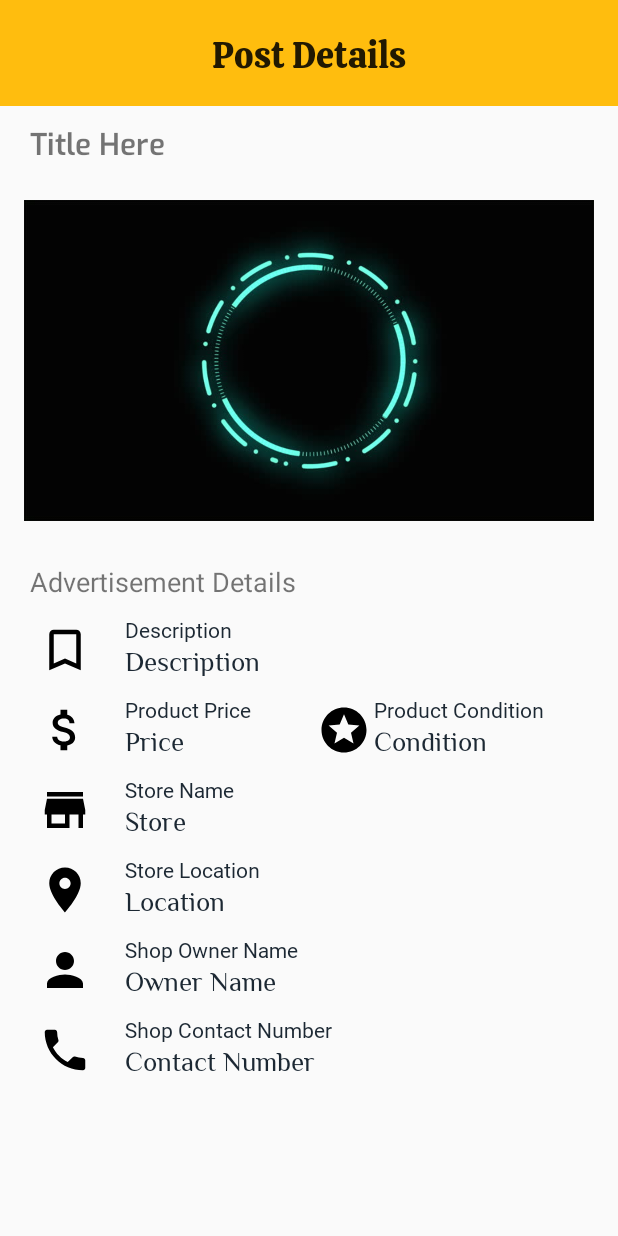
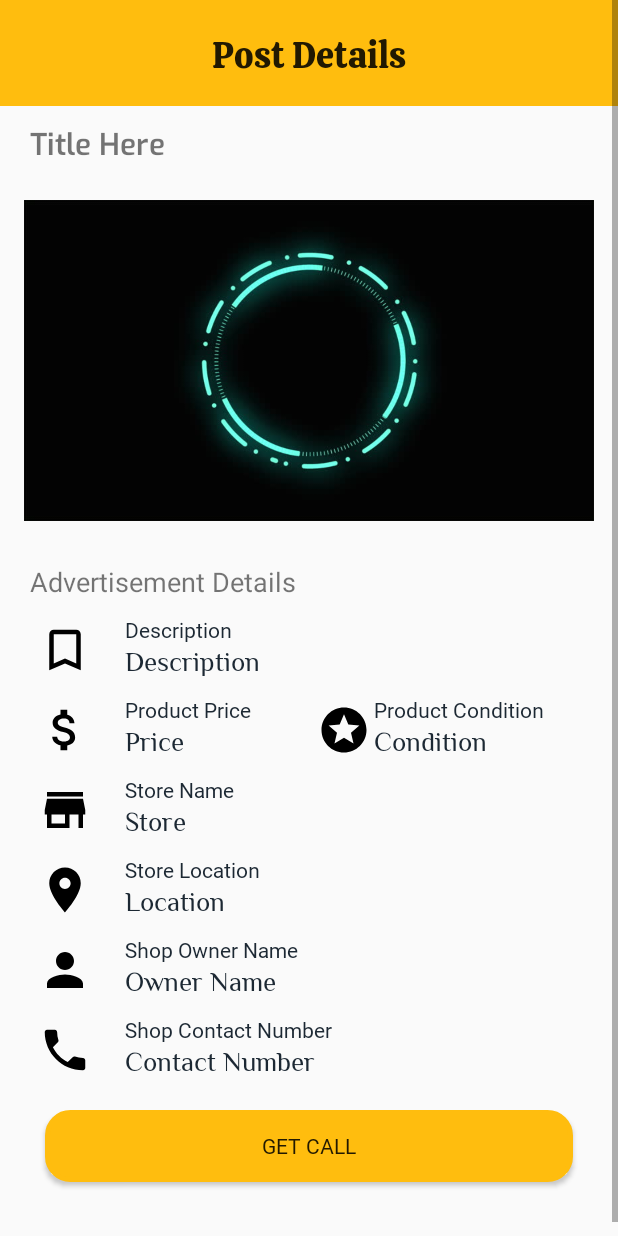
Before and after one commit to NiwanthaR/My_Mechanic_App, an Android app: the mechanic_post_view_dash screen opened directly, with no data from a screen before it, on a phone screen of 412 x 824 dp. Run offline under Robolectric (Android 15) with nearby library versions, the phone set to English and light mode, and no system bars; our stand-ins replace Firebase (no records; nobody signed in at launch, a user with empty details on screens opened directly), Picasso; Roboto replaces fonts that are not available here.

Commit message:
Modify Edite

```diff
--- a/app/src/main/java/lk/demo/project/my_mechanic_app/views/mechanic_post_view_dash.java
+++ b/app/src/main/java/lk/demo/project/my_mechanic_app/views/mechanic_post_view_dash.java
@@ -25,7 +25,7 @@ public class mechanic_post_view_dash extends AppCompatActivity {
     private DatabaseReference databaseReference;
 
     private ImageView advertise_image;
-    private Button btn_delete_add,btn_edit_add;
+    private Button btn_delete_add,btn_edit_add,btn_get_call;
     private TextView add_title,add_description,add_price,add_condition,add_store,add_store_location,add_store_owner_name,add_store_owner_contact;
 
     private String owner_key;
@@ -63,6 +63,7 @@ public class mechanic_post_view_dash extends AppCompatActivity {
                     {
                         btn_delete_add.setVisibility(View.VISIBLE);
                         btn_edit_add.setVisibility(View.VISIBLE);
+                        btn_get_call.setVisibility(View.GONE);
                     }
 
                     add_title.setText(post_title);
@@ -103,6 +104,7 @@ public class mechanic_post_view_dash extends AppCompatActivity {
         //Buttons
         btn_delete_add=findViewById(R.id.btn_post_details_delete_add);
         btn_edit_add=findViewById(R.id.btn_post_details_edit_add);
+        btn_get_call = findViewById(R.id.btn_post_details_edit_call);
 
         //Firebase
         firebaseAuth=FirebaseAuth.getInstance();
--- a/app/src/main/res/layout/activity_mechanic_post_view_dash.xml
+++ b/app/src/main/res/layout/activity_mechanic_post_view_dash.xml
@@ -388,6 +388,17 @@
                 android:background="@drawable/button_shape"/>
 
             <Button
+                android:id="@+id/btn_post_details_edit_call"
+                android:layout_width="match_parent"
+                android:layout_height="wrap_content"
+                android:text="Get Call"
+                android:layout_marginBottom="45dp"
+                android:layout_marginRight="30dp"
+                android:layout_marginLeft="30dp"
+                android:fontFamily="@font/headlandone_regular"
+                android:background="@drawable/button_shape"/>
+
+            <Button
                 android:id="@+id/btn_post_details_delete_add"
                 android:layout_width="match_parent"
                 android:layout_height="wrap_content"
--- a/app/src/main/res/layout/activity_mechanic_view_service_details.xml
+++ b/app/src/main/res/layout/activity_mechanic_view_service_details.xml
@@ -361,7 +361,7 @@
                     android:layout_marginBottom="20dp"
                     android:fontFamily="@font/headlandone_regular"
                     android:background="@drawable/button_shape"
-                    android:text="Delete"/>
+                    android:text="Edit Service"/>
             </LinearLayout>
 
             <LinearLayout
```
